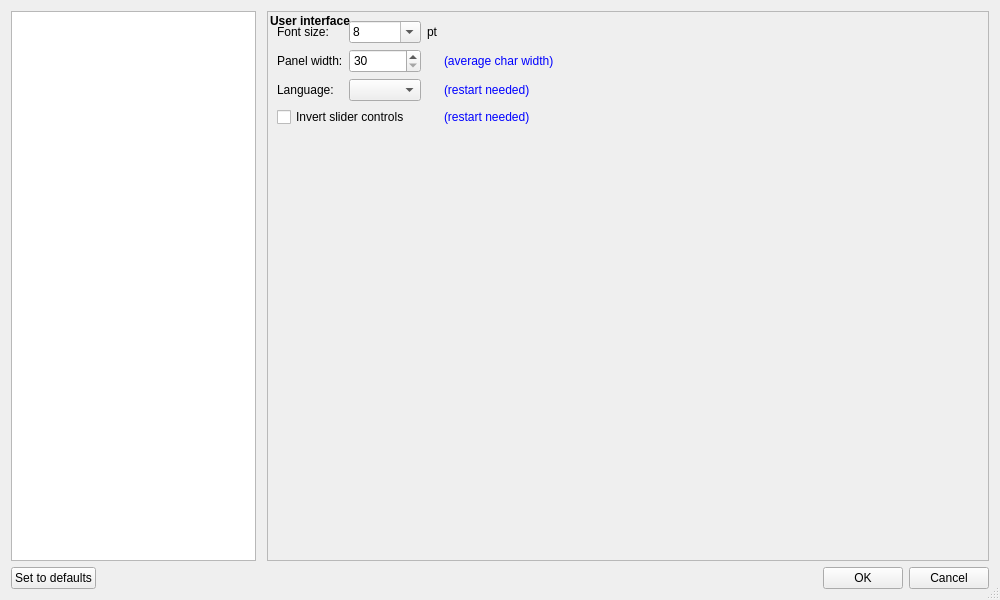
Before: the Qt Designer form src/candle/frmsettings.ui in Denvi/Candle, drawn with Qt 5.
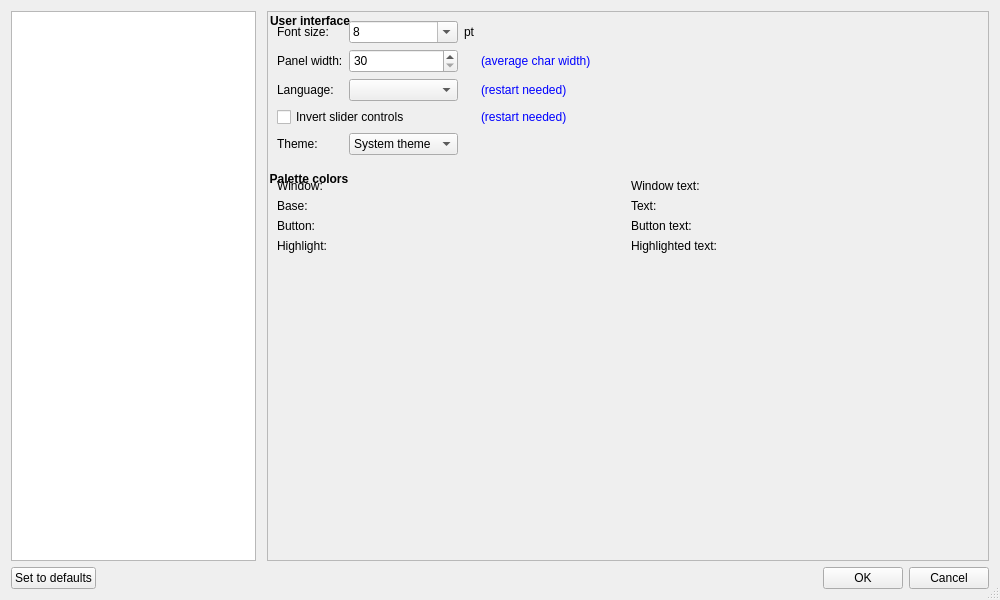
After: the same form once the commit is applied. The open tabs and pages were chosen to show the change. Icons and pictures are not drawn. Custom widgets are drawn as their Qt base class.

Commit message:
Add theme selection (system/dark/light/custom) with editable palette colors
frmSettings gains a Theme combo box on the User interface page and a
Palette colors group (Window/Base/Button/Highlight pairs via ColorPicker)
shown only for the custom option. frmMain::applyTheme() switches the app
to Fusion + a matching QPalette, or restores the platform default for
"System theme", and runs live whenever settings are applied. Translations
regenerated with lupdate and filled in for all languages.

What changed in the file:
```diff
--- a/src/candle/frmsettings.ui
+++ b/src/candle/frmsettings.ui
@@ -1090,11 +1090,140 @@
                     </property>
                    </widget>
                   </item>
+                  <item row="4" column="0">
+                   <widget class="QLabel" name="lblTheme">
+                    <property name="text">
+                     <string>Theme:</string>
+                    </property>
+                   </widget>
+                  </item>
+                  <item row="4" column="1">
+                   <widget class="QComboBox" name="cboTheme">
+                    <property name="sizePolicy">
+                     <sizepolicy hsizetype="Preferred" vsizetype="Fixed">
+                      <horstretch>0</horstretch>
+                      <verstretch>0</verstretch>
+                     </sizepolicy>
+                    </property>
+                    <item>
+                     <property name="text">
+                      <string>System theme</string>
+                     </property>
+                    </item>
+                    <item>
+                     <property name="text">
+                      <string>Dark theme</string>
+                     </property>
+                    </item>
+                    <item>
+                     <property name="text">
+                      <string>Light theme</string>
+                     </property>
+                    </item>
+                    <item>
+                     <property name="text">
+                      <string>Custom theme</string>
+                     </property>
+                    </item>
+                   </widget>
+                  </item>
                  </layout>
                 </item>
                </layout>
               </widget>
              </item>
+             <item>
+              <widget class="QGroupBox" name="grpPaletteColors">
+               <property name="visible">
+                <bool>false</bool>
+               </property>
+               <property name="title">
+                <string>Palette colors</string>
+               </property>
+               <layout class="QGridLayout" name="gridLayout_10">
+                <item row="0" column="0">
+                 <widget class="QLabel" name="label_39">
+                  <property name="text">
+                   <string>Window:</string>
+                  </property>
+                 </widget>
+                </item>
+                <item row="0" column="1">
+                 <widget class="ColorPicker" name="clpPaletteWindow" native="true"/>
+                </item>
+                <item row="0" column="2">
+                 <widget class="QLabel" name="label_40">
+                  <property name="text">
+                   <string>Window text:</string>
+                  </property>
+                 </widget>
+                </item>
+                <item row="0" column="3">
+                 <widget class="ColorPicker" name="clpPaletteWindowText" native="true"/>
+                </item>
+                <item row="1" column="0">
+                 <widget class="QLabel" name="label_41">
+                  <property name="text">
+                   <string>Base:</string>
+                  </property>
+                 </widget>
+                </item>
+                <item row="1" column="1">
+                 <widget class="ColorPicker" name="clpPaletteBase" native="true"/>
+                </item>
+                <item row="1" column="2">
+                 <widget class="QLabel" name="label_42">
+                  <property name="text">
+                   <string>Text:</string>
+                  </property>
+                 </widget>
+                </item>
+                <item row="1" column="3">
+                 <widget class="ColorPicker" name="clpPaletteText" native="true"/>
+                </item>
+                <item row="2" column="0">
+                 <widget class="QLabel" name="label_43">
+                  <property name="text">
+                   <string>Button:</string>
+                  </property>
+                 </widget>
+                </item>
+                <item row="2" column="1">
+                 <widget class="ColorPicker" name="clpPaletteButton" native="true"/>
+                </item>
+                <item row="2" column="2">
+                 <widget class="QLabel" name="label_44">
+                  <property name="text">
+                   <string>Button text:</string>
+                  </property>
+                 </widget>
+                </item>
+                <item row="2" column="3">
+                 <widget class="ColorPicker" name="clpPaletteButtonText" native="true"/>
+                </item>
+                <item row="3" column="0">
+                 <widget class="QLabel" name="label_45">
+                  <property name="text">
+                   <string>Highlight:</string>
+                  </property>
+                 </widget>
+                </item>
+                <item row="3" column="1">
+                 <widget class="ColorPicker" name="clpPaletteHighlight" native="true"/>
+                </item>
+                <item row="3" column="2">
+                 <widget class="QLabel" name="label_46">
+                  <property name="text">
+                   <string>Highlighted text:</string>
+                  </property>
+                 </widget>
+                </item>
+                <item row="3" column="3">
+                 <widget class="ColorPicker" name="clpPaletteHighlightedText" native="true"/>
+                </item>
+               </layout>
+              </widget>
+             </item>
              <item>
               <spacer name="verticalSpacer_11">
                <property name="orientation">
```
The commit also changes 11 other files.
